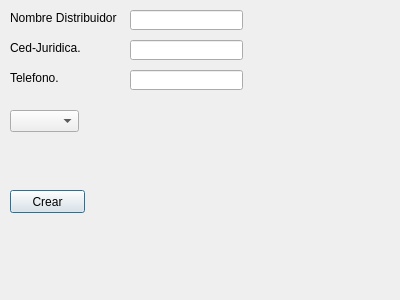
piedrachin/proyecto, file UI/Ui_registro_distribuidor.ui: the form before one commit.
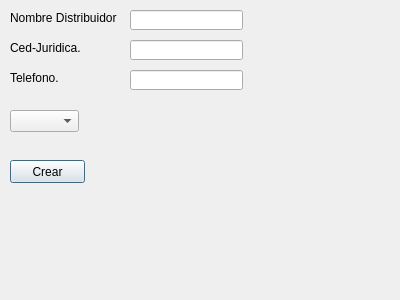
The form after the commit.

```diff
--- a/UI/Ui_registro_distribuidor.ui
+++ b/UI/Ui_registro_distribuidor.ui
@@ -17,7 +17,7 @@
    <property name="geometry">
     <rect>
      <x>10</x>
-     <y>190</y>
+     <y>160</y>
      <width>75</width>
      <height>23</height>
     </rect>
```
